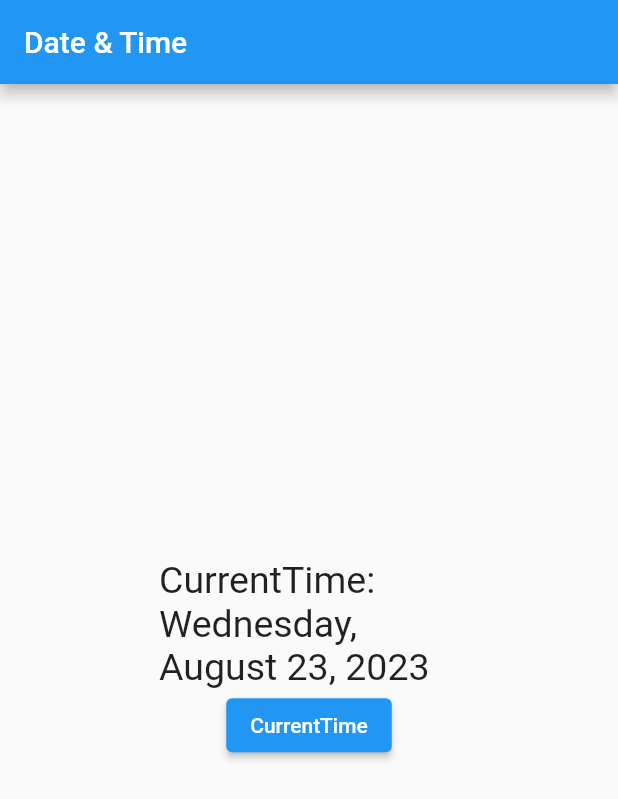
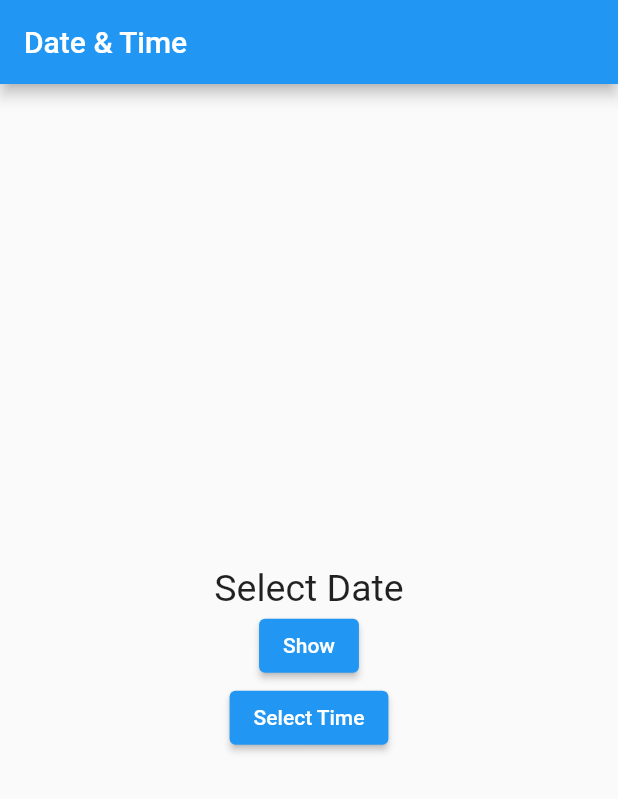
Before and after one commit to yasin9064/flutter_application_1, a Flutter app: the screen it shows after launch, on a phone screen of 412 x 824 dp. Shown: the top 799 px of the screen. Run offline on Flutter 3.47's test engine with Material 2 defaults, Android fonts, the phone set to English and light mode, and no system bars.

Commit message:
Learn about DateTime Picker.

```diff
--- a/lib/HomeScreen.dart
+++ b/lib/HomeScreen.dart
@@ -1,3 +1,5 @@
+// ignore_for_file: unused_import
+
 import 'package:flutter/material.dart';
 import 'package:flutter_application_1/UI_Helper/utii.dart';
 import 'package:intl/intl.dart';
@@ -12,31 +14,46 @@ class HomeScreen extends StatefulWidget {
 class _HomeScreenState extends State<HomeScreen> {
   @override
   Widget build(BuildContext context) {
-    var time = DateTime.now();
+    var datePicked = DateTime.now();
+    var timePicked = DateTime.now();
     return Scaffold(
         appBar: AppBar(
           title: Text("Date & Time"),
         ),
         body: Center(
-          child: Container(
-            width: 200,
-            height: 200,
             child: Column(
           mainAxisAlignment: MainAxisAlignment.center,
           children: [
             Text(
-                  'CurrentTime: ${DateFormat('yMMMMEEEEd').format(time)}',
+              'Select Date',
               style: TextStyle(fontSize: 25),
             ),
             ElevatedButton(
-                  onPressed: () {
-                    setState(() {});
+                onPressed: () async {
+                  DateTime? datePicked = await showDatePicker(
+                      context: context,
+                      initialDate: DateTime.now(),
+                      firstDate: DateTime(2022),
+                      lastDate: DateTime(2024));
+                  if (datePicked != null) {
+                    print(
+                        'Date Selected: ${DateFormat('yMMMMd').format(datePicked)}');
+                  }
                 },
-                  child: Text('CurrentTime'),
-                )
+                child: Text('Show')),
+            ElevatedButton(
+                onPressed: () async {
+                  TimeOfDay? timePicked = await showTimePicker(
+                      context: context,
+                      initialTime: TimeOfDay.now(),
+                      initialEntryMode: TimePickerEntryMode.dial);
+                  if (timePicked != null) {
+                    print('Time Selected: ${timePicked.hour}:${timePicked.minute}');
+
+                  }
+                },
+                child: Text('Select Time'))
           ],
-            ),
-          ),
-        ));
+        )));
   }
 }
```
Also changed, not shown: 3 other files. Lines whose indentation alone changed are shown as unchanged.
